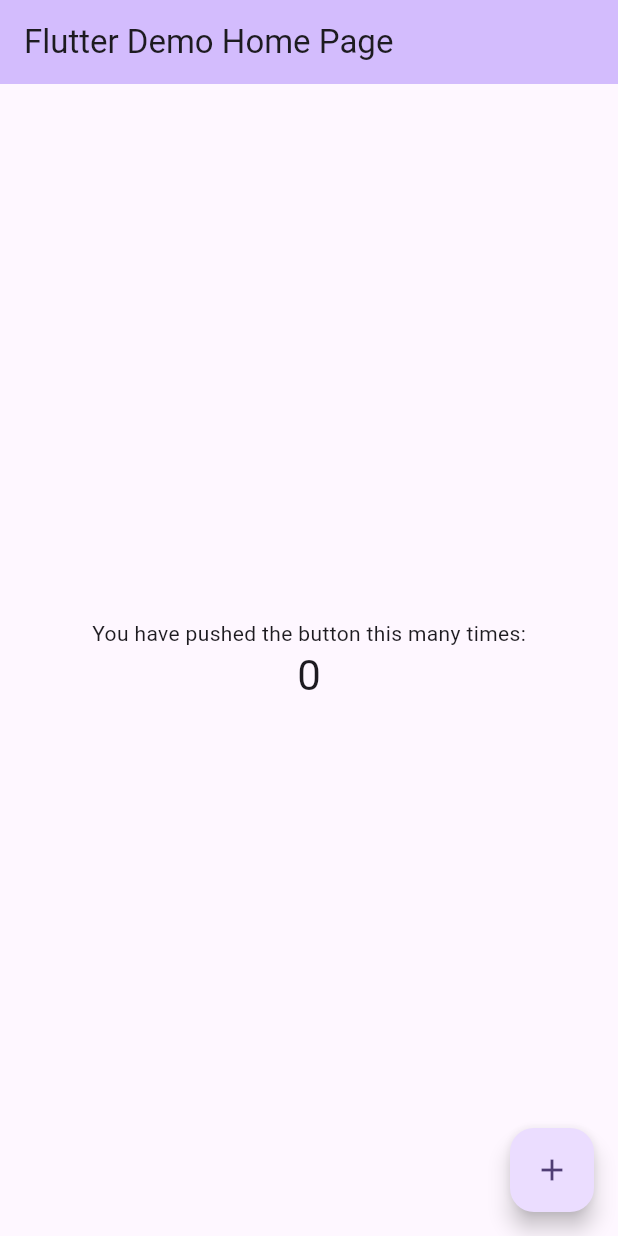
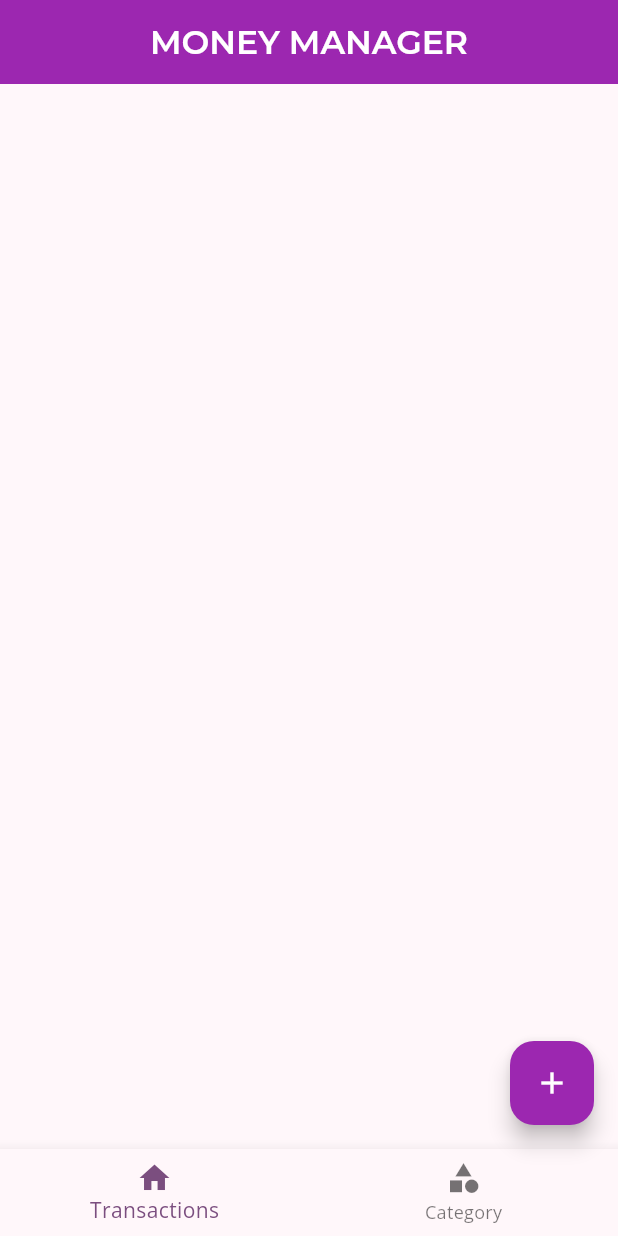
Before and after one commit to Ananduudayan180/Money-Manager-Application, a Flutter app: the screen it shows after launch, on a phone screen of 412 x 824 dp. Run offline on Flutter 3.47's test engine with Material 3 defaults, Android fonts, the phone set to English and light mode, and no system bars.

Commit message:
feat: add screen_home UI with bottom navigation bar (transactions, category)

```diff
--- /dev/null
+++ b/lib/home/screens/screen_home.dart
@@ -0,0 +1,27 @@
+import 'package:flutter/material.dart';
+import 'package:money_manager/home/screens/widgets/bottom_navigation_bar.dart';
+
+class ScreenHome extends StatelessWidget {
+  const ScreenHome({super.key});
+
+  static ValueNotifier<int> bottomNavigationIndex = ValueNotifier(0);
+  @override
+  Widget build(BuildContext context) {
+    return Scaffold(
+      appBar: AppBar(
+        backgroundColor: Colors.purple,
+        title: Text(
+          'MONEY MANAGER',
+          style: TextStyle(fontFamily: 'Montserrat', color: Colors.white),
+        ),
+        centerTitle: true,
+      ),
+      floatingActionButton: FloatingActionButton(
+        onPressed: () {},
+        backgroundColor: Colors.purple,
+        child: Icon(Icons.add, color: Colors.white),
+      ),
+      bottomNavigationBar: HomeBottomNavigationBar(),
+    );
+  }
+}
--- /dev/null
+++ b/lib/home/screens/widgets/bottom_navigation_bar.dart
@@ -0,0 +1,31 @@
+import 'package:flutter/material.dart';
+import 'package:money_manager/home/screens/screen_home.dart';
+
+class HomeBottomNavigationBar extends StatelessWidget {
+  const HomeBottomNavigationBar({super.key});
+
+  @override
+  Widget build(BuildContext context) {
+    return ValueListenableBuilder(
+      valueListenable: ScreenHome.bottomNavigationIndex,
+      builder: (BuildContext context, int newIndex, child) {
+        return BottomNavigationBar(
+          currentIndex: ScreenHome.bottomNavigationIndex.value,
+          onTap: (index) {
+            ScreenHome.bottomNavigationIndex.value = index;
+          },
+          items: [
+            BottomNavigationBarItem(
+              icon: Icon(Icons.home),
+              label: 'Transactions',
+            ),
+            BottomNavigationBarItem(
+              icon: Icon(Icons.category),
+              label: 'Category',
+            ),
+          ],
+        );
+      },
+    );
+  }
+}
--- a/lib/main.dart
+++ b/lib/main.dart
@@ -1,4 +1,5 @@
 import 'package:flutter/material.dart';
+import 'package:money_manager/home/screens/screen_home.dart';
 
 void main() {
   runApp(const MyApp());
@@ -6,117 +7,16 @@ void main() {
 
 class MyApp extends StatelessWidget {
   const MyApp({super.key});
-
-  // This widget is the root of your application.
   @override
   Widget build(BuildContext context) {
     return MaterialApp(
-      title: 'Flutter Demo',
+      debugShowCheckedModeBanner: false,
+      title: 'Money Manager',
       theme: ThemeData(
-        // This is the theme of your application.
-        //
-        // TRY THIS: Try running your application with "flutter run". You'll see
-        // the application has a purple toolbar. Then, without quitting the app,
-        // try changing the seedColor in the colorScheme below to Colors.green
-        // and then invoke "hot reload" (save your changes or press the "hot
-        // reload" button in a Flutter-supported IDE, or press "r" if you used
-        // the command line to start the app).
-        //
-        // Notice that the counter didn't reset back to zero; the application
-        // state is not lost during the reload. To reset the state, use hot
-        // restart instead.
-        //
-        // This works for code too, not just values: Most code changes can be
-        // tested with just a hot reload.
-        colorScheme: ColorScheme.fromSeed(seedColor: Colors.deepPurple),
+        fontFamily: 'OpenSans',
+        colorScheme: ColorScheme.fromSeed(seedColor: Colors.purple),
       ),
-      home: const MyHomePage(title: 'Flutter Demo Home Page'),
+      home: const ScreenHome(),
     );
   }
 }
-
-class MyHomePage extends StatefulWidget {
-  const MyHomePage({super.key, required this.title});
-
-  // This widget is the home page of your application. It is stateful, meaning
-  // that it has a State object (defined below) that contains fields that affect
-  // how it looks.
-
-  // This class is the configuration for the state. It holds the values (in this
-  // case the title) provided by the parent (in this case the App widget) and
-  // used by the build method of the State. Fields in a Widget subclass are
-  // always marked "final".
-
-  final String title;
-
-  @override
-  State<MyHomePage> createState() => _MyHomePageState();
-}
-
-class _MyHomePageState extends State<MyHomePage> {
-  int _counter = 0;
-
-  void _incrementCounter() {
-    setState(() {
-      // This call to setState tells the Flutter framework that something has
-      // changed in this State, which causes it to rerun the build method below
-      // so that the display can reflect the updated values. If we changed
-      // _counter without calling setState(), then the build method would not be
-      // called again, and so nothing would appear to happen.
-      _counter++;
-    });
-  }
-
-  @override
-  Widget build(BuildContext context) {
-    // This method is rerun every time setState is called, for instance as done
-    // by the _incrementCounter method above.
-    //
-    // The Flutter framework has been optimized to make rerunning build methods
-    // fast, so that you can just rebuild anything that needs updating rather
-    // than having to individually change instances of widgets.
-    return Scaffold(
-      appBar: AppBar(
-        // TRY THIS: Try changing the color here to a specific color (to
-        // Colors.amber, perhaps?) and trigger a hot reload to see the AppBar
-        // change color while the other colors stay the same.
-        backgroundColor: Theme.of(context).colorScheme.inversePrimary,
-        // Here we take the value from the MyHomePage object that was created by
-        // the App.build method, and use it to set our appbar title.
-        title: Text(widget.title),
-      ),
-      body: Center(
-        // Center is a layout widget. It takes a single child and positions it
-        // in the middle of the parent.
-        child: Column(
-          // Column is also a layout widget. It takes a list of children and
-          // arranges them vertically. By default, it sizes itself to fit its
-          // children horizontally, and tries to be as tall as its parent.
-          //
-          // Column has various properties to control how it sizes itself and
-          // how it positions its children. Here we use mainAxisAlignment to
-          // center the children vertically; the main axis here is the vertical
-          // axis because Columns are vertical (the cross axis would be
-          // horizontal).
-          //
-          // TRY THIS: Invoke "debug painting" (choose the "Toggle Debug Paint"
-          // action in the IDE, or press "p" in the console), to see the
-          // wireframe for each widget.
-          mainAxisAlignment: MainAxisAlignment.center,
-          children: <Widget>[
-            const Text('You have pushed the button this many times:'),
-            Text(
-              '$_counter',
-              style: Theme.of(context).textTheme.headlineMedium,
-            ),
-          ],
-        ),
-      ),
-      floatingActionButton: FloatingActionButton(
-        onPressed: _incrementCounter,
-        tooltip: 'Increment',
-        child: const Icon(Icons.add),
-      ), // This trailing comma makes auto-formatting nicer for build methods.
-    );
-  }
-}
```
